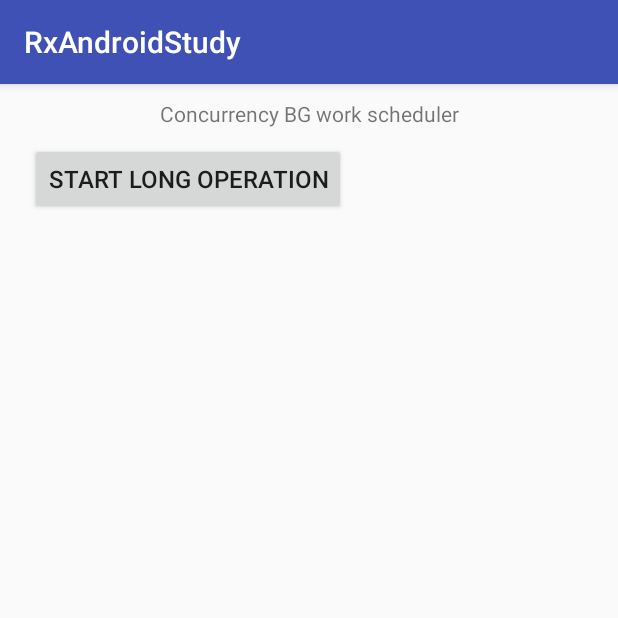
After one commit to gidools/RxAndroidStudy, an Android app: the fragment SchedulerBGWorkFragment shown on its own in the app's theme, on a phone screen of 412 x 824 dp, the top half of it. The commit adds this screen. Run offline under Robolectric (Android 15) with nearby library versions, the phone set to English and light mode, and no system bars; our stand-ins replace ButterKnife; libraries missing offline, so code that uses them is left out: rx.android.schedulers, rx.schedulers, rx.subscriptions.

Commit message:
Scheduler sample 추가

```diff
--- a/app/build.gradle
+++ b/app/build.gradle
@@ -32,6 +32,7 @@ dependencies {
     compile 'com.android.support:appcompat-v7:24.2.1'
     compile 'io.reactivex:rxandroid:1.2.0'
     compile 'com.jakewharton.rxbinding:rxbinding:0.2.0'
+    compile 'com.jakewharton:butterknife:7.0.1'
     compile 'com.android.support:design:24.2.1'
     compile 'com.android.support:support-v4:24.2.1'
     testCompile 'junit:junit:4.12'
--- a/app/src/main/java/maxst/com/rxandroidstudy/fragment/MainFragment.java
+++ b/app/src/main/java/maxst/com/rxandroidstudy/fragment/MainFragment.java
@@ -37,6 +37,7 @@ public class MainFragment extends Fragment {
 		layout.findViewById(R.id.rx_combined_latest).setOnClickListener(onClickListener);
 		layout.findViewById(R.id.rx_combined_latest).setOnClickListener(onClickListener);
 		layout.findViewById(R.id.rx_map_vs_flat_map).setOnClickListener(onClickListener);
+		layout.findViewById(R.id.scheduler_bg_work).setOnClickListener(onClickListener);
 		return layout;
 	}
 
@@ -80,6 +81,10 @@ public class MainFragment extends Fragment {
 				case R.id.rx_map_vs_flat_map:
 					clickedOn(new MapVsFlatMapFragment());
 					break;
+
+				case R.id.scheduler_bg_work:
+					clickedOn(new SchedulerBGWorkFragment());
+					break;
 			}
 		}
 	};
--- /dev/null
+++ b/app/src/main/java/maxst/com/rxandroidstudy/fragment/SchedulerBGWorkFragment.java
@@ -0,0 +1,165 @@
+package maxst.com.rxandroidstudy.fragment;
+
+import android.content.Context;
+import android.os.Bundle;
+import android.os.Handler;
+import android.os.Looper;
+import android.support.annotation.Nullable;
+import android.support.v4.app.Fragment;
+import android.util.Log;
+import android.view.LayoutInflater;
+import android.view.View;
+import android.view.ViewGroup;
+import android.widget.ArrayAdapter;
+import android.widget.ListView;
+import android.widget.ProgressBar;
+
+import java.util.ArrayList;
+import java.util.List;
+
+import butterknife.Bind;
+import butterknife.ButterKnife;
+import butterknife.OnClick;
+import maxst.com.rxandroidstudy.R;
+import rx.Observable;
+import rx.Observer;
+import rx.Subscription;
+import rx.android.schedulers.AndroidSchedulers;
+import rx.schedulers.Schedulers;
+import rx.subscriptions.CompositeSubscription;
+
+public class SchedulerBGWorkFragment extends Fragment {
+
+	private static final String TAG = SchedulerBGWorkFragment.class.getSimpleName();
+
+	@Bind(R.id.progress_operation_running)
+	ProgressBar progressBar;
+
+	@Bind(R.id.list_threading_log)
+	ListView logListView;
+
+	private LogAdapter logAdapter;
+	private List<String> logList;
+	private CompositeSubscription compositeSubscription = new CompositeSubscription();
+
+	public SchedulerBGWorkFragment() {
+		// Required empty public constructor
+	}
+
+	public static SchedulerBGWorkFragment newInstance(String param1, String param2) {
+		SchedulerBGWorkFragment fragment = new SchedulerBGWorkFragment();
+		Bundle args = new Bundle();
+		fragment.setArguments(args);
+		return fragment;
+	}
+
+	@Override
+	public void onActivityCreated(@Nullable Bundle savedInstanceState) {
+		super.onActivityCreated(savedInstanceState);
+		setupLogger();
+	}
+
+	@Override
+	public View onCreateView(LayoutInflater inflater, ViewGroup container,
+							 Bundle savedInstanceState) {
+		View layout = inflater.inflate(R.layout.fragment_scheduler_bg_work, container, false);
+		ButterKnife.bind(this, layout);
+		return layout;
+	}
+
+	@Override
+	public void onDestroy() {
+		super.onDestroy();
+		ButterKnife.unbind(this);
+		compositeSubscription.clear();
+	}
+
+	@OnClick(R.id.btn_start_operation)
+	public void startLongOperation() {
+		progressBar.setVisibility(View.VISIBLE);
+		logList.clear();
+		logAdapter.clear();
+		addLog("Button Clicked");
+
+		Subscription s = getObservable()
+				.subscribeOn(Schedulers.io())
+				.observeOn(AndroidSchedulers.mainThread())
+				.subscribe(getObserver()); // Observer
+
+		compositeSubscription.add(s);
+	}
+
+	private void addLog(String logMsg) {
+		if (isCurrentlyOnMainThread()) {
+			logList.add(0, logMsg + " (main thread) ");
+			logAdapter.clear();
+			logAdapter.addAll(logList);
+		} else {
+			logList.add(0, logMsg + " (NOT main thread) ");
+
+			// You can only do below stuff on main thread.
+			new Handler(Looper.getMainLooper()).post(() -> {
+				logAdapter.clear();
+				logAdapter.addAll(logList);
+			});
+		}
+	}
+
+	private void setupLogger() {
+		logList = new ArrayList<>();
+		logAdapter = new LogAdapter(getActivity(), new ArrayList<>());
+		logListView.setAdapter(logAdapter);
+	}
+
+	private Observable<Boolean> getObservable() {
+		return Observable.just(true).map(aBoolean -> {
+			addLog("Within Observable");
+			doSomeLongOperationThatBlocksCurrentThread();
+			return aBoolean;
+		});
+	}
+
+	private Observer<Boolean> getObserver() {
+		return new Observer<Boolean>() {
+
+			@Override
+			public void onCompleted() {
+				addLog("On complete");
+				progressBar.setVisibility(View.INVISIBLE);
+			}
+
+			@Override
+			public void onError(Throwable e) {
+				addLog(String.format("Boo! Error %s", e.getMessage()));
+				progressBar.setVisibility(View.INVISIBLE);
+			}
+
+			@Override
+			public void onNext(Boolean bool) {
+				addLog(String.format("onNext with return value \"%b\"", bool));
+			}
+		};
+	}
+
+	private boolean isCurrentlyOnMainThread() {
+		return Looper.myLooper() == Looper.getMainLooper();
+	}
+
+	private void doSomeLongOperationThatBlocksCurrentThread() {
+		addLog("performing long operation");
+
+		try {
+			Thread.sleep(3000);
+		} catch (InterruptedException e) {
+			Log.d(TAG, "Operation was interrupted");
+		}
+	}
+
+	private class LogAdapter
+			extends ArrayAdapter<String> {
+
+		public LogAdapter(Context context, List<String> logs) {
+			super(context, R.layout.item_log, R.id.item_log, logs);
+		}
+	}
+}
--- /dev/null
+++ b/app/src/main/res/layout/fragment_scheduler_bg_work.xml
@@ -0,0 +1,39 @@
+<?xml version="1.0" encoding="utf-8"?>
+<LinearLayout
+	xmlns:android="http://schemas.android.com/apk/res/android"
+	android:layout_width="match_parent"
+	android:layout_height="match_parent"
+	android:orientation="vertical">
+
+	<TextView
+		android:layout_width="match_parent"
+		android:layout_height="wrap_content"
+		android:gravity="center"
+		android:padding="10dp"
+		android:text="Concurrency BG work scheduler"/>
+
+	<LinearLayout
+		android:layout_width="match_parent"
+		android:layout_height="wrap_content">
+
+		<Button
+			android:id="@+id/btn_start_operation"
+			android:layout_width="wrap_content"
+			android:layout_height="wrap_content"
+			android:layout_marginLeft="20dp"
+			android:text="Start long operation"
+			android:textSize="16sp"/>
+
+		<ProgressBar
+			android:id="@+id/progress_operation_running"
+			android:layout_width="wrap_content"
+			android:layout_height="wrap_content"
+			android:layout_marginLeft="20dp"
+			android:visibility="invisible"/>
+	</LinearLayout>
+
+	<ListView
+		android:id="@+id/list_threading_log"
+		android:layout_width="match_parent"
+		android:layout_height="match_parent"/>
+</LinearLayout>
```
Also changed, not shown: app/src/main/res/layout/fragment_main.xml (+7 -0 lines), app/src/main/res/layout/item_log.xml (added, +15 -0 lines).
